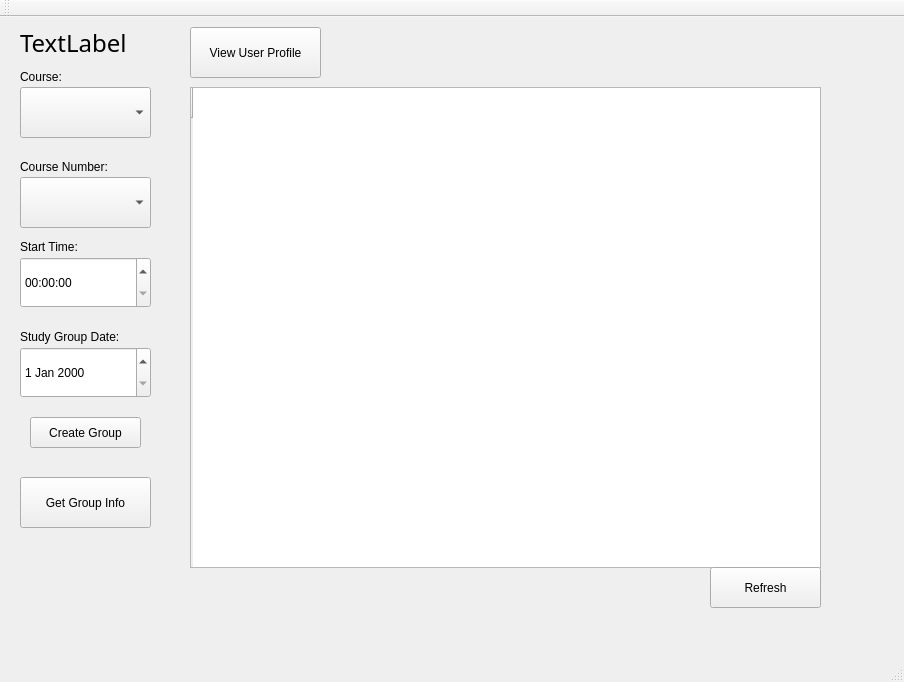
This is StudyGroupFormer/AppWindow.ui in vu035/StudyGroupApp as Qt 5 draws it before an edit. The edited form follows.
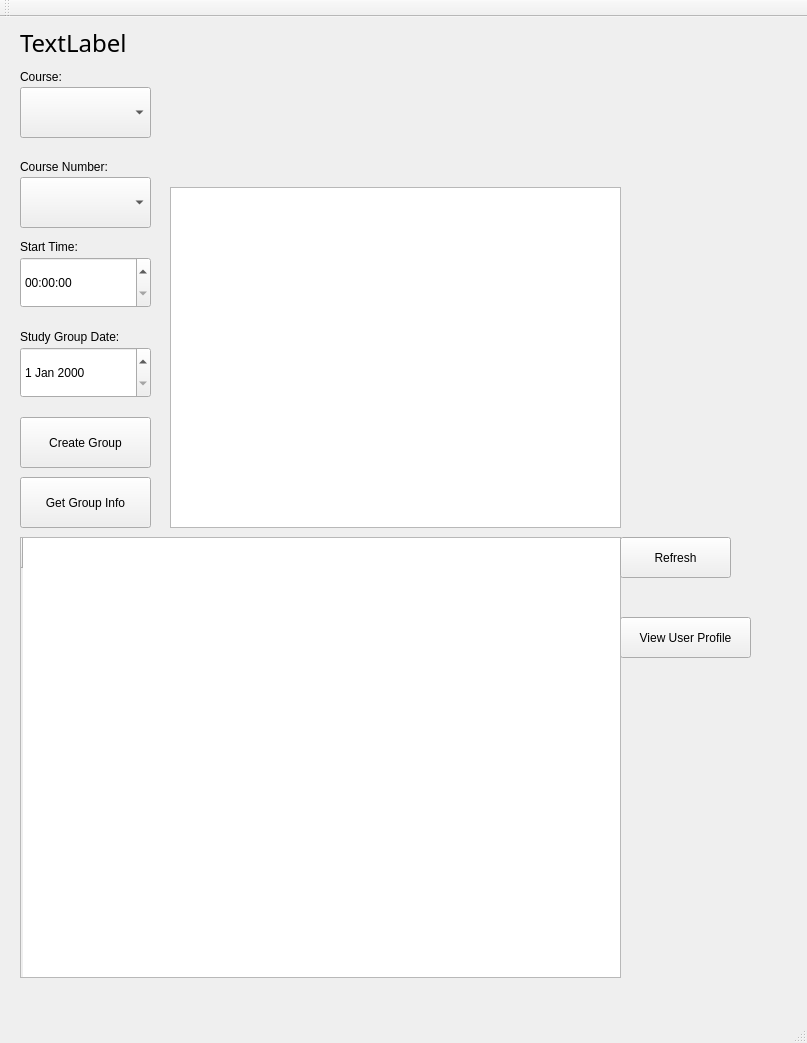
This is the edited form.

Commit message: Added a new uneditable text box to GroupInfo.ui to display the discription of the groups entered in by the user. In AppWindow.cpp, added in a text box for a user to enter in a group description. Also added in a condition, where a user cant create a group leaving in the group description section empty.

Diff of the .ui file:
```diff
--- a/StudyGroupFormer/AppWindow.ui
+++ b/StudyGroupFormer/AppWindow.ui
@@ -6,8 +6,8 @@
    <rect>
     <x>0</x>
     <y>0</y>
-    <width>904</width>
-    <height>682</height>
+    <width>807</width>
+    <height>1043</height>
    </rect>
   </property>
   <property name="windowTitle">
@@ -37,10 +37,10 @@
    <widget class="QPushButton" name="UserProfile">
     <property name="geometry">
      <rect>
-      <x>190</x>
-      <y>10</y>
+      <x>620</x>
+      <y>600</y>
       <width>131</width>
-      <height>51</height>
+      <height>41</height>
      </rect>
     </property>
     <property name="text">
@@ -144,10 +144,10 @@
    <widget class="QTableWidget" name="listOfAllGroups">
     <property name="geometry">
      <rect>
-      <x>190</x>
-      <y>70</y>
-      <width>631</width>
-      <height>481</height>
+      <x>20</x>
+      <y>520</y>
+      <width>601</width>
+      <height>441</height>
      </rect>
     </property>
     <row>
@@ -172,8 +172,8 @@
    <widget class="QPushButton" name="refreshButton">
     <property name="geometry">
      <rect>
-      <x>710</x>
-      <y>550</y>
+      <x>620</x>
+      <y>520</y>
       <width>111</width>
       <height>41</height>
      </rect>
@@ -185,16 +185,26 @@
    <widget class="QPushButton" name="CreateGroup">
     <property name="geometry">
      <rect>
-      <x>30</x>
+      <x>20</x>
       <y>400</y>
-      <width>111</width>
-      <height>31</height>
+      <width>131</width>
+      <height>51</height>
      </rect>
     </property>
     <property name="text">
      <string>Create Group</string>
     </property>
    </widget>
+   <widget class="QPlainTextEdit" name="courseDescriptionTextBox">
+    <property name="geometry">
+     <rect>
+      <x>170</x>
+      <y>170</y>
+      <width>451</width>
+      <height>341</height>
+     </rect>
+    </property>
+   </widget>
   </widget>
   <widget class="QMenuBar" name="menuBar">
    <property name="geometry">
```
Left out of the diff: 4 changed lines with no effect on the pictures. The commit also changes 7 other files.
